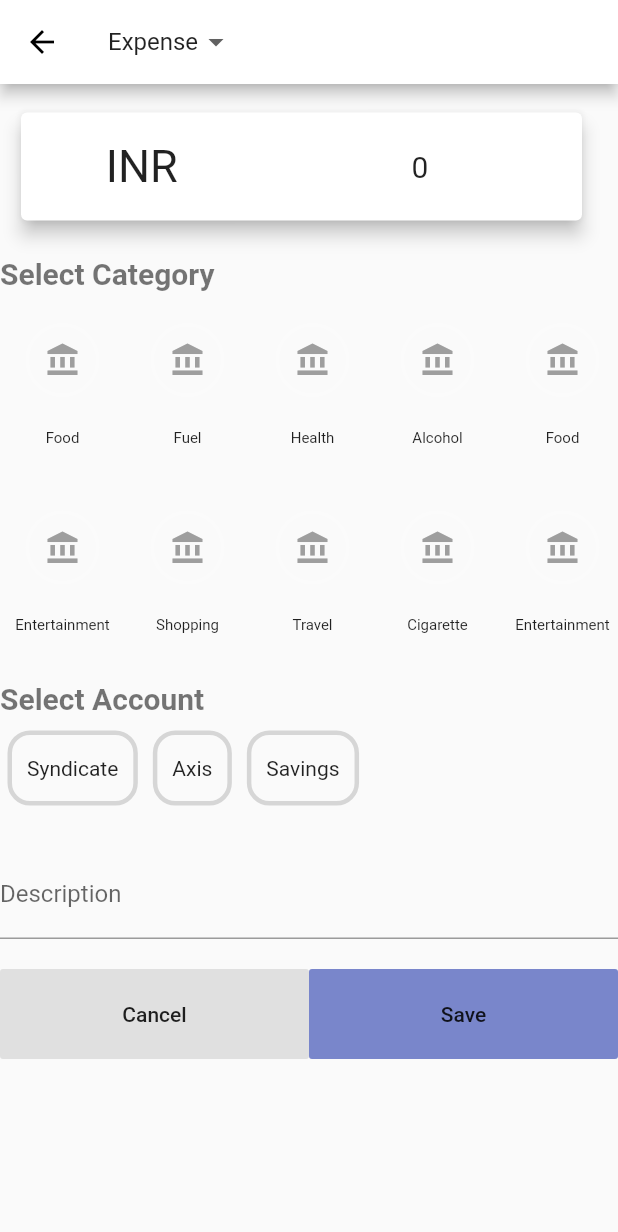
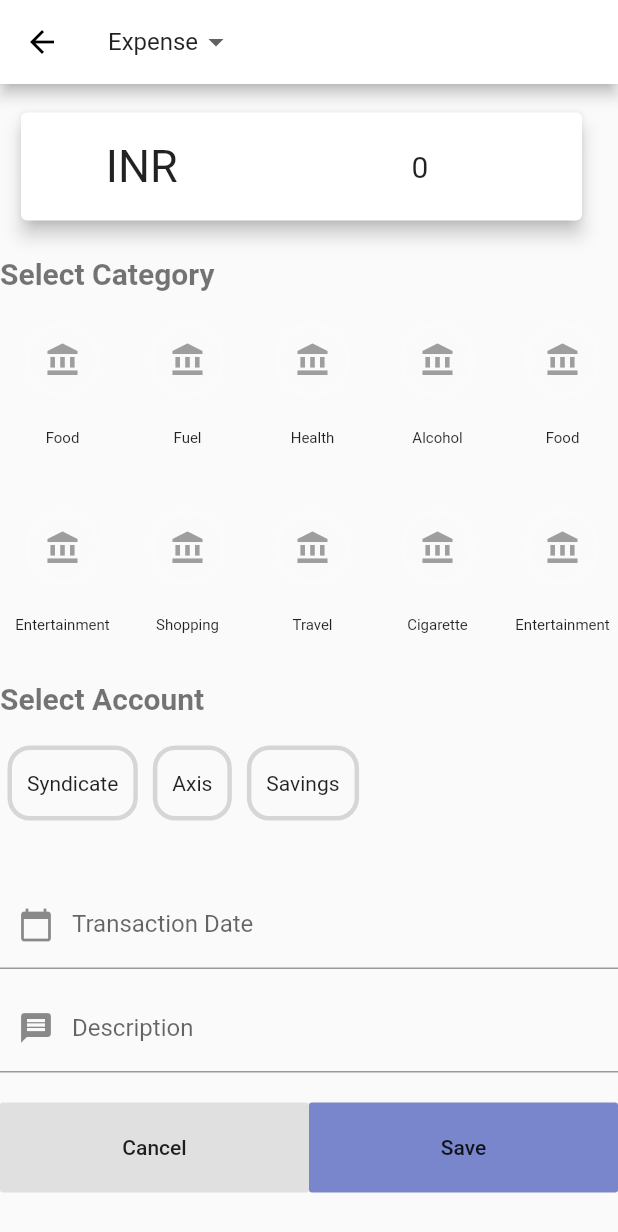
Before and after one commit to DevendraJ/xpenso, a Flutter app: the NewTransaction screen opened directly, on a phone screen of 412 x 824 dp. Shown: the top 1232 px of the screen. Run offline on Flutter 3.47's test engine with Material 2 defaults, Android fonts, the phone set to English and light mode, and no system bars; drawn by our look-alikes of date_time_picker.

Commit message:
Added date field for add transaction page.

```diff
--- a/lib/utility/data_store.dart
+++ b/lib/utility/data_store.dart
@@ -82,6 +82,10 @@ class DataStore {
     return _transactions;
   }
 
+  static void addTx(Transaction tx) {
+    _transactions.add(tx);
+  }
+
   static void removeTx(int txId) {
     _transactions.removeWhere((tx) => tx.id == txId);
   }
--- a/lib/widgets/new_transaction.dart
+++ b/lib/widgets/new_transaction.dart
@@ -1,3 +1,4 @@
+import 'package:date_time_picker/date_time_picker.dart';
 import 'package:flutter/material.dart';
 import 'package:xpenso/constants/category_type.dart';
 import 'package:xpenso/utility/data_store.dart';
@@ -28,14 +29,17 @@ class _NewTransactionState extends State<NewTransaction> {
   var accounts = DataStore.getAccounts;
   var expenseCategories = DataStore.getCategories;
   var incomeCategories = DataStore.getCategories;
+  var txDate = DateTime.now();
 
   var _formKey = GlobalKey<FormState>();
   var amountController;
+  var dateController;
 
   @override
   void initState() {
     super.initState();
     amountController = TextEditingController(text: '0');
+    dateController = TextEditingController();
   }
 
   @override
@@ -168,6 +172,7 @@ class _NewTransactionState extends State<NewTransaction> {
                   color: Colors.black54,
                 ),
               ),
+              SizedBox(height: 10),
               Container(
                 height: 70,
                 child: ListView(
@@ -200,6 +205,7 @@ class _NewTransactionState extends State<NewTransaction> {
                     color: Colors.black54,
                   ),
                 ),
+              SizedBox(height: 10),
               if (currentSelected == CategoryType.transfer)
                 Container(
                   height: 70,
@@ -224,12 +230,24 @@ class _NewTransactionState extends State<NewTransaction> {
                   ),
                 ),
               SizedBox(height: 10),
+              DateTimePicker(
+                firstDate: DateTime(2000),
+                lastDate: DateTime(3000),
+                decoration: InputDecoration(
+                  labelText: 'Transaction Date',
+                  prefixIcon: Icon(Icons.calendar_today),
+                ),
+                controller: dateController,
+              ),
+              SizedBox(height: 10),
               TextFormField(
                 keyboardType: TextInputType.text,
                 maxLines: 1,
                 decoration: InputDecoration(
-                  labelText: 'Description',
-                ),
+                    labelText: 'Description',
+                    prefixIcon: Icon(
+                      Icons.message,
+                    )),
               ),
               SizedBox(height: 20),
               Row(
--- a/pubspec.yaml
+++ b/pubspec.yaml
@@ -21,6 +21,7 @@ environment:
   sdk: ">=2.7.0 <3.0.0"
 
 dependencies:
+  date_time_picker: "^1.1.1"
   stack_trace: ^1.9.6
   flutter:
     sdk: flutter
```
Also changed, not shown: pubspec.lock.
